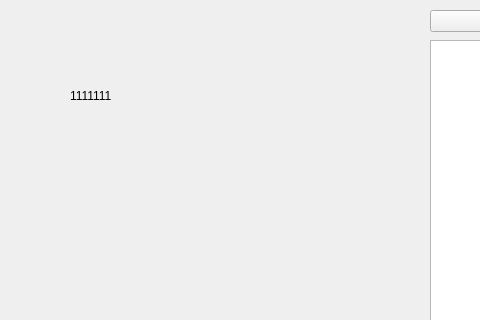
Before: the Qt Designer form Suntec/QgisPyPlugin/RdbViewer/LaneShowImageDlgDesign.ui in 15831944/tphProjects, drawn with Qt 5; both pictures show x 0 to 480 and y 0 to 320 of the 667 by 507 pixel window.
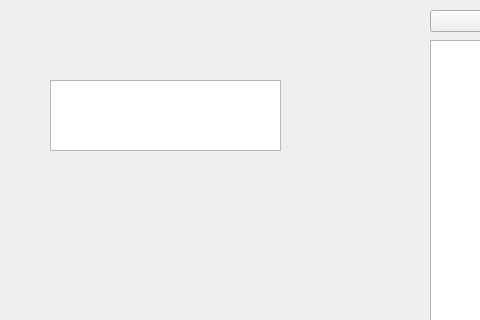
After: the same form once the commit is applied.

The edit to the form file:
```diff
--- a/Suntec/QgisPyPlugin/RdbViewer/LaneShowImageDlgDesign.ui
+++ b/Suntec/QgisPyPlugin/RdbViewer/LaneShowImageDlgDesign.ui
@@ -57,17 +57,17 @@
     </rect>
    </property>
   </widget>
-  <widget class="QLabel" name="labelLaneInfo">
+  <widget class="QTextEdit" name="textEditLaneInfo">
    <property name="geometry">
     <rect>
-     <x>70</x>
-     <y>90</y>
-     <width>54</width>
-     <height>12</height>
+     <x>50</x>
+     <y>80</y>
+     <width>231</width>
+     <height>71</height>
     </rect>
    </property>
-   <property name="text">
-    <string>1111111</string>
+   <property name="readOnly">
+    <bool>true</bool>
    </property>
   </widget>
  </widget>
```
